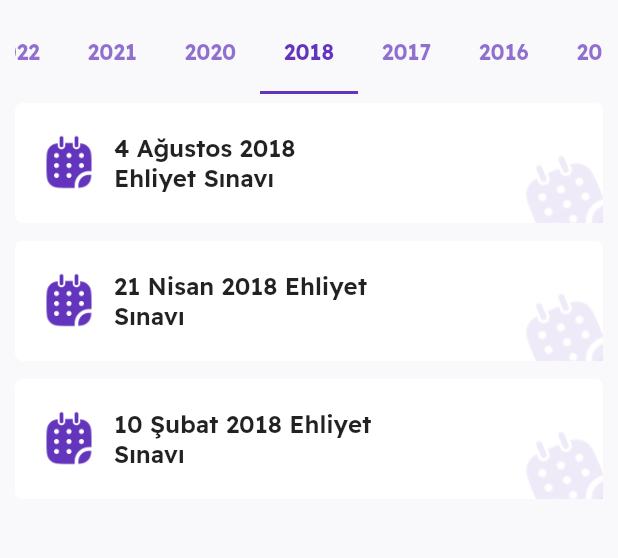
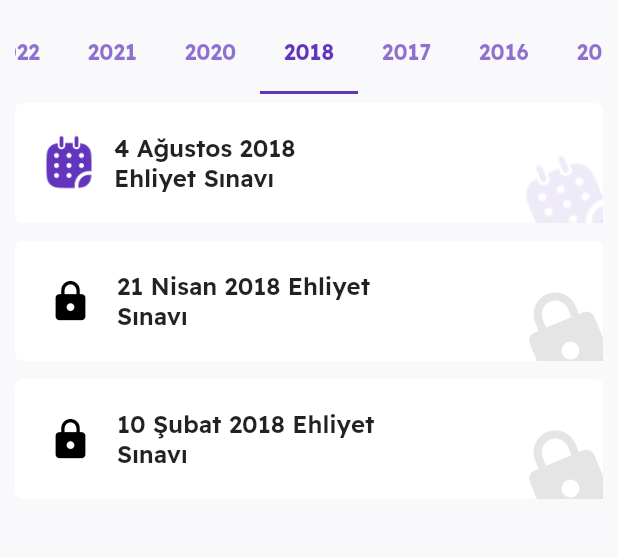
Before and after one commit to mirsaiddev/ehliyetim, a Flutter app: the QuestionsScreen screen opened directly, tab 4 chosen, on a phone screen of 412 x 824 dp, the part 95-653 px from its top. Run offline on Flutter 3.47's test engine with Material 2 defaults, Android fonts, the phone set to English and light mode, and no system bars; our stand-ins replace flutter_html, hive_flutter; accounts and stored records are empty.

Commit message:
not accessible content

```diff
--- a/lib/screens/Questions/SubScreens/Month/month_screen.dart
+++ b/lib/screens/Questions/SubScreens/Month/month_screen.dart
@@ -37,6 +37,7 @@ class MonthScreen extends StatelessWidget {
                 ),
                 itemBuilder: ((context, index) {
                   return DayWidget(
+                    notAccessible: index > 5,
                     onTap: () async {
                       Navigator.push(context, MaterialPageRoute(builder: (context) => QuizScreen(year: year, month: month, day: index + 1)));
                     },
--- a/lib/screens/Questions/questions_screen.dart
+++ b/lib/screens/Questions/questions_screen.dart
@@ -95,6 +95,7 @@ class QuestionsScreen extends StatelessWidget {
                             itemCount: entries.value.length,
                             itemBuilder: (context, index) {
                               return MonthCard(
+                                notAccessible: index > 0,
                                 onTap: () {
                                   Navigator.push(
                                     context,
--- a/lib/screens/TopicsList/topics_list.dart
+++ b/lib/screens/TopicsList/topics_list.dart
@@ -28,6 +28,7 @@ class TopicsList extends StatelessWidget {
                 itemCount: keysDetail[topicKey].length,
                 itemBuilder: (context, index) {
                   return TopicWidget(
+                    notAccessible: index > 2,
                     text: keysDetail[topicKey][index],
                     onTap: () {
                       Navigator.push(
--- a/lib/widgets/month_card.dart
+++ b/lib/widgets/month_card.dart
@@ -5,19 +5,18 @@ import 'package:flutter/material.dart';
 import '../theme/colors.dart';
 
 class MonthCard extends StatelessWidget {
-  const MonthCard({
-    Key? key,
-    required this.text,
-    this.onTap,
-  }) : super(key: key);
+  const MonthCard({Key? key, required this.text, this.onTap, this.notAccessible = false}) : super(key: key);
 
   final String text;
   final Function()? onTap;
+  final bool notAccessible;
 
   @override
   Widget build(BuildContext context) {
     return GestureDetector(
-      onTap: onTap,
+      onTap: notAccessible ? () {} : onTap,
+      child: Opacity(
+        opacity: notAccessible ? 1 : 1,
         child: Container(
           margin: EdgeInsets.symmetric(horizontal: 10, vertical: 6),
           decoration: BoxDecoration(color: Colors.white, borderRadius: BorderRadius.circular(5)),
@@ -28,7 +27,13 @@ class MonthCard extends StatelessWidget {
                   bottom: -20,
                   child: Transform.rotate(
                     angle: -math.pi / 8,
-                  child: Image.asset(
+                    child: notAccessible
+                        ? Icon(
+                            Icons.lock,
+                            size: 70,
+                            color: Colors.black.withOpacity(0.1),
+                          )
+                        : Image.asset(
                             Assets.calendar,
                             height: 70,
                             color: MyColors.purpleLight.withOpacity(0.1),
@@ -41,7 +46,16 @@ class MonthCard extends StatelessWidget {
                 padding: EdgeInsets.all(16),
                 child: Row(
                   children: [
-                  Image.asset(Assets.calendar, height: 40, color: MyColors.purpleLight),
+                    notAccessible
+                        ? Padding(
+                            padding: const EdgeInsets.symmetric(horizontal: 6.0),
+                            child: Icon(
+                              Icons.lock,
+                              size: 30,
+                              color: Colors.black,
+                            ),
+                          )
+                        : Image.asset(Assets.calendar, height: 40, color: MyColors.purpleLight),
                     SizedBox(width: 10),
                     Flexible(
                       child: Text(
@@ -57,6 +71,7 @@ class MonthCard extends StatelessWidget {
             ],
           ),
         ),
+      ),
     );
   }
 }
--- a/lib/widgets/topics_widget.dart
+++ b/lib/widgets/topics_widget.dart
@@ -7,10 +7,12 @@ class TopicWidget extends StatelessWidget {
     Key? key,
     required this.text,
     this.onTap,
+    this.notAccessible = false,
   }) : super(key: key);
 
   final String text;
   final Function()? onTap;
+  final bool notAccessible;
 
   @override
   Widget build(BuildContext context) {
@@ -33,8 +35,8 @@ class TopicWidget extends StatelessWidget {
               ),
             ),
             Icon(
-              Icons.arrow_forward_ios,
-              color: MyColors.purpleLight,
+              notAccessible ? Icons.lock : Icons.arrow_forward_ios,
+              color: notAccessible ? Colors.black : MyColors.purpleLight,
               size: 18,
             ),
           ],
```
Also changed, not shown: lib/widgets/day_widget.dart (+8 -3 lines). Lines whose indentation alone changed are shown as unchanged.
